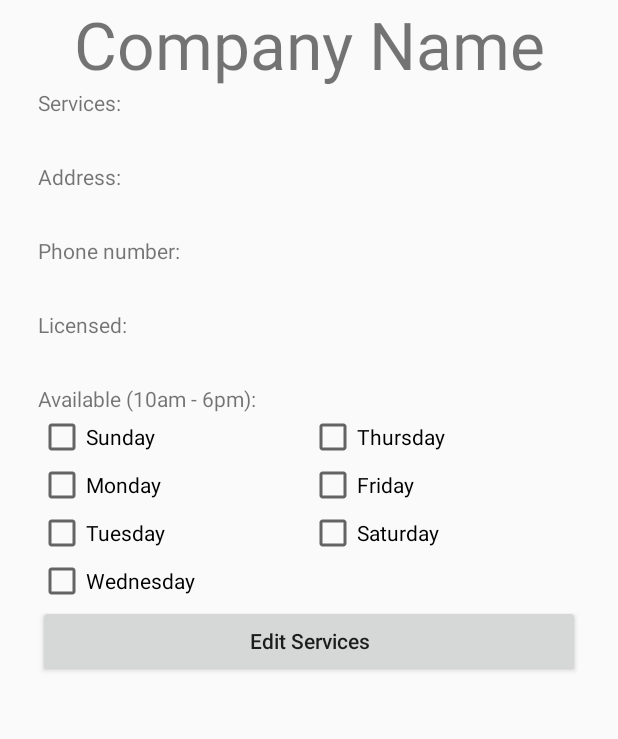
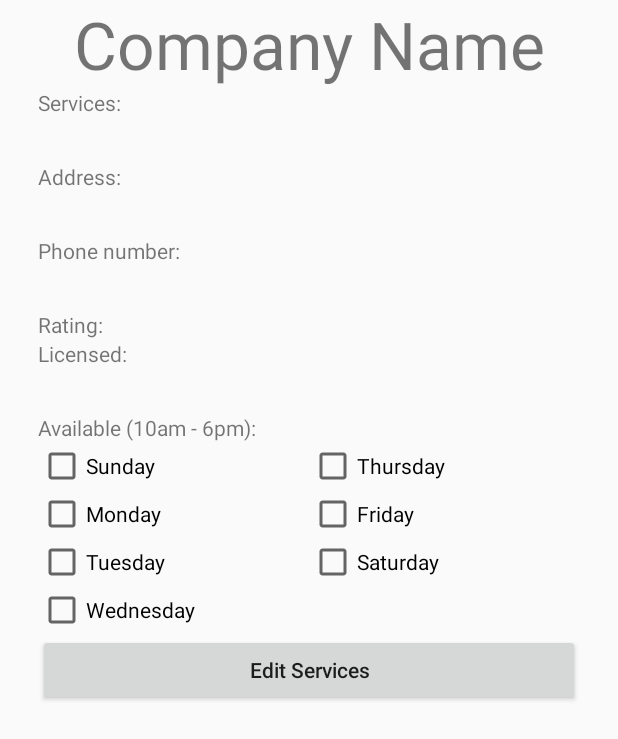
Before and after one commit to anguy116/SEG_Project1, an Android app: the layout activity_service_provider_screen.xml on its own in the app's theme, with its tools: preview values and no code run, on a phone screen of 412 x 824 dp. Shown: the top 739 px of the screen. Run offline under Robolectric (Android 15) with nearby library versions, the phone set to English and light mode, and no system bars.

```diff
--- a/Project1/app/src/main/res/layout/activity_service_provider_screen.xml
+++ b/Project1/app/src/main/res/layout/activity_service_provider_screen.xml
@@ -66,6 +66,12 @@
             android:layout_height="wrap_content"
             android:text="Description: "
             android:visibility="gone" />
+
+        <TextView
+            android:id="@+id/rateProv"
+            android:layout_width="match_parent"
+            android:layout_height="wrap_content"
+            android:text="Rating: " />
 
         <Space
             android:id="@+id/tempSpace"
--- a/Project1/app/src/main/res/layout/activity_service_provider_user_screen.xml
+++ b/Project1/app/src/main/res/layout/activity_service_provider_user_screen.xml
@@ -34,7 +34,8 @@
         <Spinner
             android:id="@+id/serviceSpinner"
             android:layout_width="match_parent"
-            android:layout_height="wrap_content" />
+            android:layout_height="wrap_content"
+            android:visibility="gone" />
 
         <TextView
             android:id="@+id/addressV"
@@ -61,7 +62,7 @@
             android:layout_width="match_parent"
             android:layout_height="wrap_content"
             android:text="Description: "
-            android:visibility="invisible" />
+            android:visibility="gone" />
 
         <Space
             android:layout_width="match_parent"
```
Also changed, not shown: Project1/app/src/main/java/com/example/andrew/project1/LoggedInActivity.java (+11 -0 lines), Project1/app/src/main/java/com/example/andrew/project1/ServiceProviderScreenActivity.java (+8 -1 lines), Project1/app/src/main/java/com/example/andrew/project1/ServiceProviderUserScreenActivity.java (+16 -0 lines), Project1/app/src/main/res/layout/activity_logged_in.xml (+8 -0 lines).
